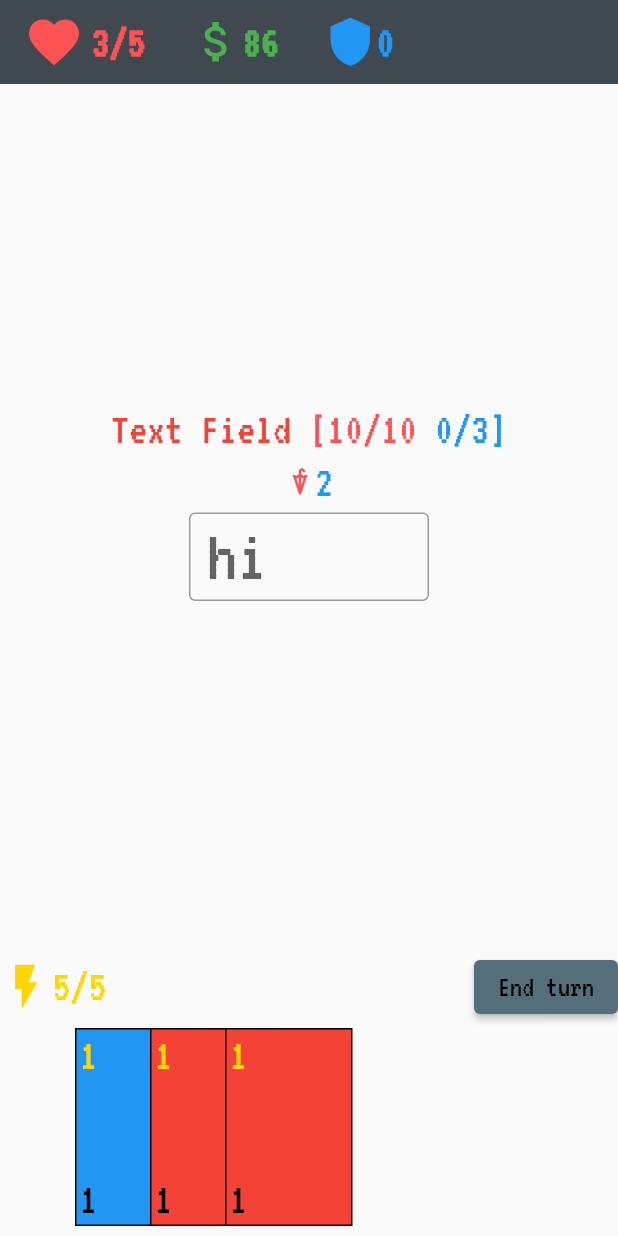
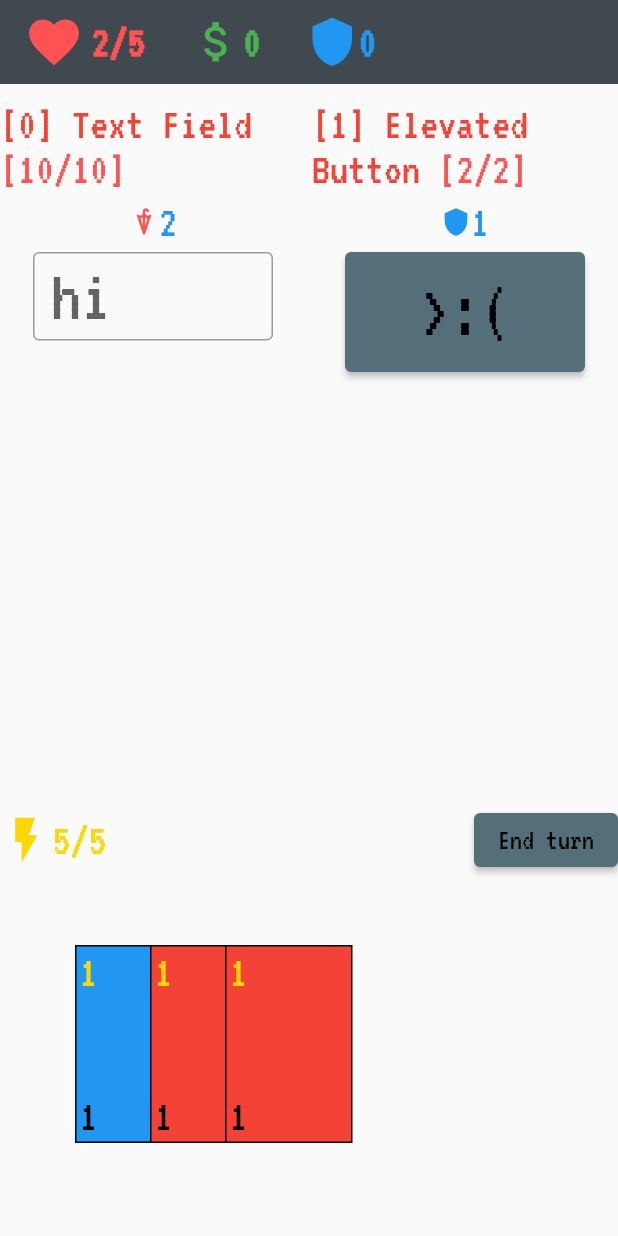
Before and after one commit to thehir0/dotw, a Flutter app: the GameScreen screen opened by its route, after a tap on "End turn", on a phone screen of 412 x 824 dp. Run offline on Flutter 3.47's test engine with Material 2 defaults, Android fonts, the phone set to English and light mode, and no system bars; our stand-ins replace firebase_core, firebase_database, get, google_fonts; accounts and stored records are empty.

```diff
--- a/lib/cards/defensive_cards/defensive_cards.dart
+++ b/lib/cards/defensive_cards/defensive_cards.dart
@@ -2,10 +2,6 @@ import 'package:dotw/cards/card.dart';
 import 'package:dotw/entities/enemies/enemy.dart';
 import 'package:dotw/entities/player.dart';
 import 'package:flutter/material.dart';
-import 'package:google_fonts/google_fonts.dart';
-
-import '../../constants/colors.dart';
-
 import 'package:google_fonts/google_fonts.dart';
 
 import '../../constants/colors.dart';
--- a/lib/entities/entity.dart
+++ b/lib/entities/entity.dart
@@ -39,7 +39,7 @@ class Entity {
     } else {
       (this as Player).score.value -= damage;
     }
-    block = 0.obs;
+    block.value = 0;
     if (hp <= 0) {
       onDeath(attacker);
     }
--- a/lib/main.dart
+++ b/lib/main.dart
@@ -1,15 +1,11 @@
-//import 'dart:async';
-
 import 'package:dotw/Leaderboard.dart';
 import 'package:dotw/cards/defensive_cards/basic_defense.dart';
 import 'package:dotw/cards/offensive_cards/basic_attack.dart';
 import 'package:dotw/entities/enemies/move_set.dart';
-import 'package:dotw/entities/enemies/text_field_enemy.dart';
 import 'package:dotw/firebase_options.dart';
 import 'package:firebase_core/firebase_core.dart';
 import 'package:flutter/material.dart';
 import 'package:get/state_manager.dart';
-// import 'package:show_more_text_popup/show_more_text_popup.dart';
 
 import 'cards/card.dart';
 import 'entities/enemies/enemy.dart';
@@ -17,8 +13,6 @@ import 'entities/player.dart';
 import 'constants/colors.dart';
 import 'package:flutter/services.dart';
 import 'package:google_fonts/google_fonts.dart';
-import 'app_theme.dart';
-
 import 'app_theme.dart';
 
 Future<void> main() async {
@@ -102,7 +96,7 @@ class GameScreen extends StatefulWidget {
 class _GameScreenState extends State<GameScreen> {
   late Player player;
 
-  late Enemy currentEnemy;
+  late RxList<Enemy> enemies;
   late RxList<GameCard> hand;
   int turn = 0;
 
@@ -114,7 +108,7 @@ class _GameScreenState extends State<GameScreen> {
       dmg: 1.obs,
       description: 'You',
       hpMax: 5.obs,
-      money: 86.obs,
+      money: 0.obs,
       hp: 5.obs,
       block: 0.obs,
       name: 'Player',
@@ -130,27 +124,13 @@ class _GameScreenState extends State<GameScreen> {
       ])).obs,
     );
     hand = player.getHand().obs;
-    currentEnemy = TextFieldEnemy();
-    print(Enemy.getEnemies(2));
+    enemies = Enemy.getEnemies(2);
   }
 
   int acceptedData = 0;
 
   @override
   Widget build(BuildContext context) {
-    /*
-      For description window
-     */
-
-    // ShowMoreTextPopup popup = ShowMoreTextPopup(context,
-    //     text: '123',
-    //     textStyle: const TextStyle(color: Colors.black),
-    //     height: 200,
-    //     width: 100,
-    //     backgroundColor: const Color(0xFF16CCCC),
-    //     padding: const EdgeInsets.all(4.0),
-    //     borderRadius: BorderRadius.circular(10.0));
-
     double startPosition = -30.0.obs;
     return Scaffold(
       appBar: AppBar(
@@ -197,16 +177,31 @@ class _GameScreenState extends State<GameScreen> {
               color: Colors.blue,
             ),
             Obx(() => Text(
-                    '${player.block.value}',
+                  '${player.block}',
                   style: GoogleFonts.vt323(
                     textStyle: const TextStyle(fontSize: 30),
-                        color: Colors.blue),
+                    color: Colors.blue,
+                  ),
                 )),
           ],
         ),
       ),
       body: Center(
         child: Column(
+          children: [
+            Flexible(
+              flex: 15,
+              child: Obx(() => GridView.builder(
+                    itemCount: enemies.length,
+                    gridDelegate:
+                        const SliverGridDelegateWithFixedCrossAxisCount(
+                      crossAxisCount: 2,
+                      crossAxisSpacing: 4.0,
+                      mainAxisSpacing: 4.0,
+                    ),
+                    itemBuilder: (context, index) {
+                      final currentEnemy = enemies[index];
+                      return Column(
                           mainAxisAlignment: MainAxisAlignment.center,
                           children: [
                             Expanded(
@@ -214,42 +209,38 @@ class _GameScreenState extends State<GameScreen> {
                                 child: Column(
                                   mainAxisAlignment: MainAxisAlignment.center,
                                   children: [
-                      Obx(
-                        () => RichText(
+                                    Obx(() => RichText(
                                           text: TextSpan(
-                              text: '${currentEnemy.name} ',
+                                              text:
+                                                  '[$index] ${currentEnemy.name} ',
                                               style: GoogleFonts.vt323(
-                                  textStyle: const TextStyle(fontSize: 30),
+                                                  textStyle: const TextStyle(
+                                                      fontSize: 30),
                                                   color: Colors.red),
                                               children: <TextSpan>[
                                                 TextSpan(
                                                   text:
-                                      '[${currentEnemy.hp}/${currentEnemy.hpMax} ',
+                                                      '[${currentEnemy.hp}/${currentEnemy.hpMax}]',
                                                   style: GoogleFonts.vt323(
-                                      textStyle: const TextStyle(fontSize: 30),
+                                                      textStyle:
+                                                          const TextStyle(
+                                                              fontSize: 30),
                                                       color: Colors.redAccent),
                                                 ),
-                                TextSpan(
-                                  text:
-                                      '${currentEnemy.block}/${currentEnemy.blockMax}]',
-                                  style: GoogleFonts.vt323(
-                                      textStyle: const TextStyle(fontSize: 30),
-                                      color: Colors.blue),
-                                ),
                                               ]),
-                        ),
-                      ),
+                                        )),
                                     const SizedBox(
                                       height: 5,
                                     ),
-                      Obx(
-                        () => Column(
-                          mainAxisAlignment: MainAxisAlignment.center,
+                                    Obx(() => Column(
+                                          mainAxisAlignment:
+                                              MainAxisAlignment.center,
                                           children: [
                                             if (currentEnemy.getMove(turn) ==
                                                 MoveSet.attack) ...[
                                               Row(
-                                mainAxisAlignment: MainAxisAlignment.center,
+                                                mainAxisAlignment:
+                                                    MainAxisAlignment.center,
                                                 children: [
                                                   const Icon(
                                                     Icons.umbrella_sharp,
@@ -260,15 +251,18 @@ class _GameScreenState extends State<GameScreen> {
                                                     '${currentEnemy.dmg}',
                                                     style: GoogleFonts.vt323(
                                                         textStyle:
-                                            const TextStyle(fontSize: 30),
+                                                            const TextStyle(
+                                                                fontSize: 30),
                                                         color: Colors.blue),
                                                   ),
                                                 ],
                                               ),
-                            ] else if (currentEnemy.getMove(turn) ==
+                                            ] else if (currentEnemy
+                                                    .getMove(turn) ==
                                                 MoveSet.block) ...[
                                               Row(
-                                mainAxisAlignment: MainAxisAlignment.center,
+                                                mainAxisAlignment:
+                                                    MainAxisAlignment.center,
                                                 children: [
                                                   const Icon(
                                                     Icons.shield,
@@ -279,15 +273,15 @@ class _GameScreenState extends State<GameScreen> {
                                                     '${currentEnemy.block}',
                                                     style: GoogleFonts.vt323(
                                                         textStyle:
-                                            const TextStyle(fontSize: 30),
+                                                            const TextStyle(
+                                                                fontSize: 30),
                                                         color: Colors.blue),
                                                   ),
                                                 ],
                                               )
                                             ]
                                           ],
-                        ),
-                      ),
+                                        )),
                                     const SizedBox(
                                       height: 5,
                                     ),
@@ -301,7 +295,10 @@ class _GameScreenState extends State<GameScreen> {
                                       },
                                       onAccept: (GameCard card) {
                                         if (player.energy.value >= card.cost) {
-                            card.play(player, currentEnemy);
+                                          card.play(player, enemies[index]);
+                                          if (enemies[index].isDead.isTrue) {
+                                            enemies.removeAt(index);
+                                          }
                                           player.energy.value--;
 
                                           int num = -1;
@@ -315,6 +312,10 @@ class _GameScreenState extends State<GameScreen> {
                                     ),
                                   ],
                                 )),
+                          ]);
+                    },
+                  )),
+            ),
             Flexible(
               flex: 2,
               child: Row(
@@ -338,13 +339,52 @@ class _GameScreenState extends State<GameScreen> {
                   ElevatedButton(
                     onPressed: () {
                       player.energy.value = player.energyMax.value;
-                          currentEnemy.move(player, turn);
-                          if(player.hp <= 0){
+                      for (final enemy in enemies) {
+                        enemy.move(player, turn);
+                      }
+                      if (player.isDead.isTrue) {
                         showAlertDialog(context);
                       }
                       player.block.value = 0;
+
                       turn++;
                       hand.value = player.getHand().obs;
+                      if (enemies.isEmpty) {
+                        showDialog(
+                            context: context,
+                            builder: (context) {
+                              return AlertDialog(
+                                backgroundColor: Colors.black54,
+                                elevation: 0,
+                                content: SizedBox(
+                                  height: 120,
+                                  width: 400,
+                                  child: Column(
+                                    children: [
+                                      Text(
+                                        'Score: ${player.score}',
+                                        style: GoogleFonts.vt323(
+                                            textStyle:
+                                                const TextStyle(fontSize: 20),
+                                            color: const Color.fromARGB(
+                                                255, 147, 131, 251)),
+                                      ),
+                                    ],
+                                  ),
+                                ),
+                                actions: [
+                                  ElevatedButton(
+                                    onPressed: () {
+                                      enemies.addAll(Enemy.getEnemies(2));
+                                      turn = 0;
+                                      Navigator.of(context).pop();
+                                    },
+                                    child: const Text('Continue...'),
+                                  ),
+                                ],
+                              );
+                            });
+                      }
                     },
                     child: Text(
                       'End turn',
@@ -353,7 +393,8 @@ class _GameScreenState extends State<GameScreen> {
                     ),
                   )
                 ],
-                  )),
+              ),
+            ),
             Flexible(
               flex: 7,
               child: Obx(() {
@@ -372,7 +413,8 @@ class _GameScreenState extends State<GameScreen> {
             )
           ],
         ),
-        ));
+      ),
+    );
   }
 
   void showAlertDialog(BuildContext context) {
@@ -381,8 +423,7 @@ class _GameScreenState extends State<GameScreen> {
       child: Text(
         'Exit to main menu',
         style: GoogleFonts.vt323(
-            textStyle: const TextStyle(fontSize: 30),
-            color: Colors.redAccent),
+            textStyle: const TextStyle(fontSize: 30), color: Colors.redAccent),
       ),
       onPressed: () {
         Navigator.of(context).pop();
@@ -413,8 +454,7 @@ class _GameScreenState extends State<GameScreen> {
               ),
               closeButton,
             ],
-        )
-      ),
+          )),
     );
 
     // show the dialog
```
Lines whose indentation alone changed are shown as unchanged.
